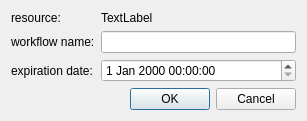
The window that python/soma/workflow/gui/submissionDlg.ui (populse/soma-workflow) describes before a commit, drawn with Qt 5.
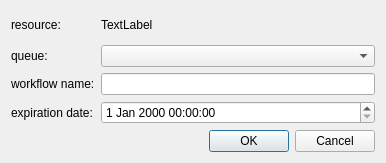
The same window after the commit.

```diff
--- a/python/soma/workflow/gui/submissionDlg.ui
+++ b/python/soma/workflow/gui/submissionDlg.ui
@@ -6,14 +6,14 @@
    <rect>
     <x>0</x>
     <y>0</y>
-    <width>307</width>
-    <height>119</height>
+    <width>386</width>
+    <height>163</height>
    </rect>
   </property>
   <property name="maximumSize">
    <size>
     <width>16777215</width>
-    <height>119</height>
+    <height>163</height>
    </size>
   </property>
   <property name="windowTitle">
@@ -36,26 +36,36 @@
        </property>
       </widget>
      </item>
-     <item row="1" column="0">
+     <item row="2" column="0">
       <widget class="QLabel" name="label_2">
        <property name="text">
         <string>workflow name:</string>
        </property>
       </widget>
      </item>
-     <item row="1" column="1">
+     <item row="2" column="1">
       <widget class="QLineEdit" name="lineedit_wf_name"/>
      </item>
-     <item row="2" column="0">
+     <item row="3" column="0">
       <widget class="QLabel" name="label_3">
        <property name="text">
         <string>expiration date:</string>
        </property>
       </widget>
      </item>
-     <item row="2" column="1">
+     <item row="3" column="1">
       <widget class="QDateTimeEdit" name="dateTimeEdit_expiration"/>
      </item>
+     <item row="1" column="0">
+      <widget class="QLabel" name="label_4">
+       <property name="text">
+        <string>queue:</string>
+       </property>
+      </widget>
+     </item>
+     <item row="1" column="1">
+      <widget class="QComboBox" name="combo_queue"/>
+     </item>
     </layout>
    </item>
    <item>
```
